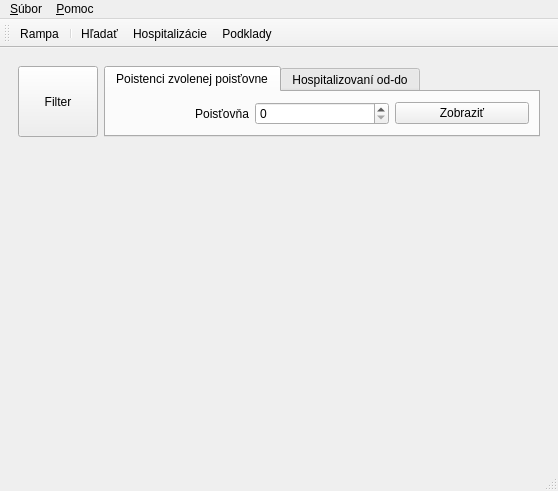
Above: ui/MainWindow.ui from mireq/NemocnicnySystem before the change. Below: the same form after it.
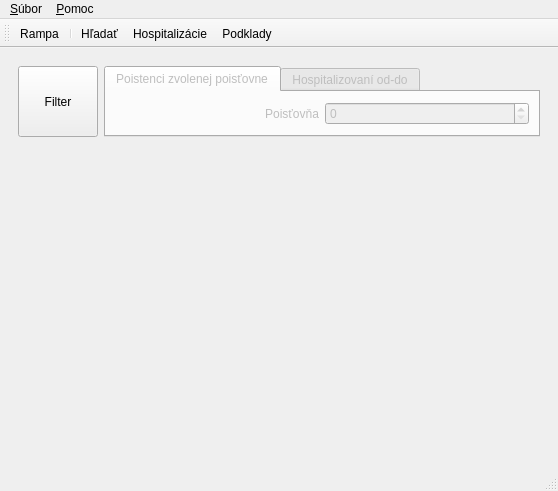
That is the form after the change. The open tabs and pages were chosen to show the change. Icons and pictures are not drawn. Custom widgets are drawn as their Qt base class.

```diff
--- a/ui/MainWindow.ui
+++ b/ui/MainWindow.ui
@@ -211,6 +211,9 @@
         </item>
         <item row="0" column="1">
          <widget class="QTabWidget" name="filterTab">
+          <property name="enabled">
+           <bool>false</bool>
+          </property>
           <property name="sizePolicy">
            <sizepolicy hsizetype="Expanding" vsizetype="Maximum">
             <horstretch>0</horstretch>
@@ -238,13 +241,6 @@
             <item>
              <widget class="QSpinBox" name="poistovnaSpin"/>
             </item>
-            <item>
-             <widget class="QPushButton" name="poistovnaZobrazitButton">
-              <property name="text">
-               <string>Zobraziť</string>
-              </property>
-             </widget>
-            </item>
            </layout>
           </widget>
           <widget class="QWidget" name="filterTabPage2">
```
Left out of the diff: 31 changed lines with no effect on the pictures.
